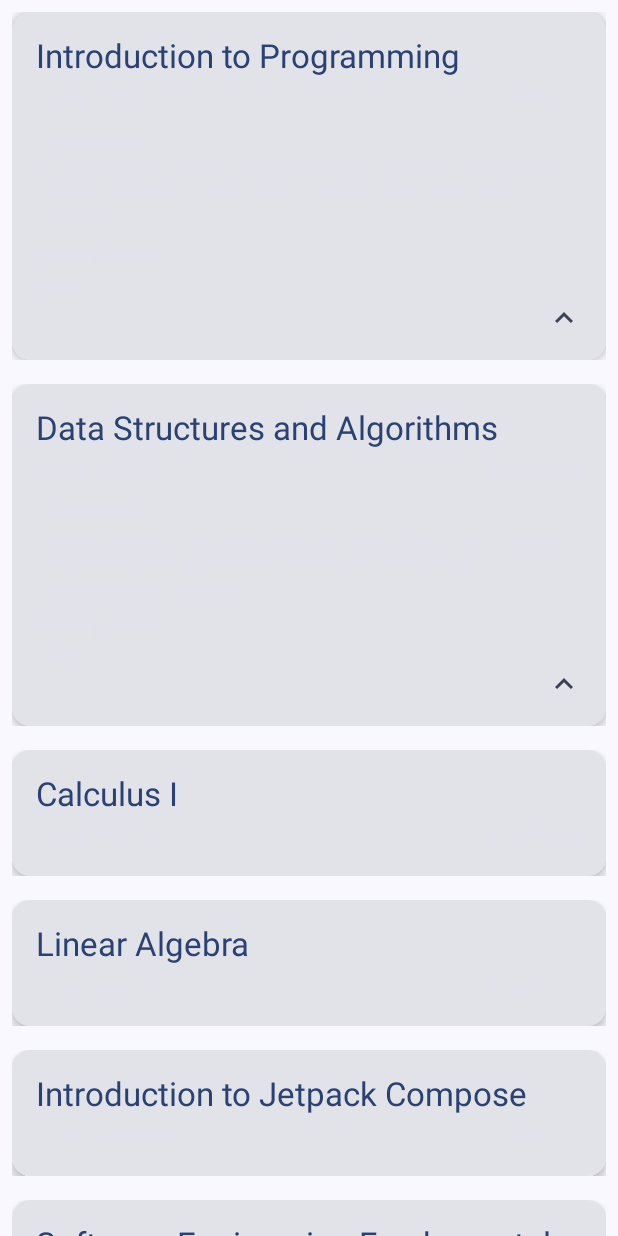
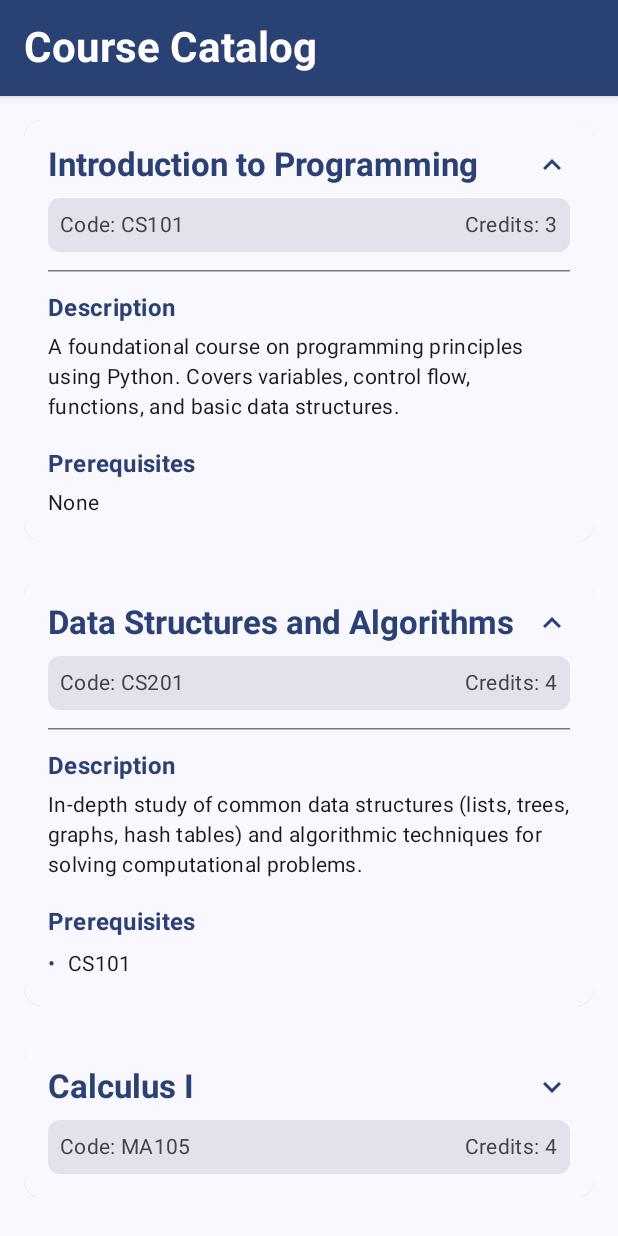
Before and after one commit to Nama21yo/jetpack-compose-assignment-1, an Android app built with Jetpack Compose: the screen it shows after launch (MainActivity), after a tap on "Data Structures and Algorithms", on a phone screen of 412 x 824 dp. Run offline under Robolectric (Android 15) with nearby library versions, the phone set to English and light mode, and no system bars; 1 other tap on this screen came first.

Commit message:
Update Course UI with Expandable state and animations

```diff
--- a/app/src/main/java/com/example/jetpackcomposecoursesapp/MainActivity.kt
+++ b/app/src/main/java/com/example/jetpackcomposecoursesapp/MainActivity.kt
@@ -4,17 +4,33 @@ import android.os.Bundle
 import androidx.activity.ComponentActivity
 import androidx.activity.compose.setContent
 import androidx.activity.enableEdgeToEdge
-//import androidx.compose.foundation.layout.fillMaxSize
-//import androidx.compose.foundation.layout.padding
+import androidx.compose.foundation.layout.Arrangement
+import androidx.compose.foundation.layout.Box
+import androidx.compose.foundation.layout.Column
+import androidx.compose.foundation.layout.PaddingValues
+import androidx.compose.foundation.layout.Spacer
+import androidx.compose.foundation.layout.fillMaxSize
+import androidx.compose.foundation.layout.fillMaxWidth
+import androidx.compose.foundation.layout.height
+import androidx.compose.foundation.layout.padding
 import androidx.compose.foundation.lazy.LazyColumn
 import androidx.compose.foundation.lazy.items
+import androidx.compose.material3.ExperimentalMaterial3Api
 import androidx.compose.material3.MaterialTheme
-//import androidx.compose.material3.Scaffold
+import androidx.compose.material3.Scaffold
 import androidx.compose.material3.Surface
-//import androidx.compose.material3.Text
+import androidx.compose.material3.Text
+import androidx.compose.material3.TopAppBar
+import androidx.compose.material3.TopAppBarDefaults
 import androidx.compose.runtime.Composable
-//import androidx.compose.ui.Modifier
+import androidx.compose.ui.Alignment
+import androidx.compose.ui.Modifier
+import androidx.compose.ui.draw.shadow
+import androidx.compose.ui.res.stringResource
+import androidx.compose.ui.text.font.FontWeight
+import androidx.compose.ui.text.style.TextAlign
 import androidx.compose.ui.tooling.preview.Preview
+import androidx.compose.ui.unit.dp
 import com.example.jetpackcomposecoursesapp.data.getSampleCourses
 import com.example.jetpackcomposecoursesapp.data.models.Course
 import com.example.jetpackcomposecoursesapp.ui.course.CourseCard
@@ -26,9 +42,44 @@ class MainActivity : ComponentActivity() {
         enableEdgeToEdge()
         setContent {
             JetpackComposeCoursesAppTheme {
-                Surface(color = MaterialTheme.colorScheme.background) {
-                    CourseList(courses = getSampleCourses())
-                }
+                CourseListScreen(courses = getSampleCourses())
+            }
+        }
+    }
+}
+
+@OptIn(ExperimentalMaterial3Api::class)
+@Composable
+fun CourseListScreen(courses: List<Course>) {
+    Scaffold(
+        topBar = {
+            TopAppBar(
+                title = {
+                    Text(
+                        text = "Course Catalog",
+                        style = MaterialTheme.typography.headlineMedium.copy(
+                            fontWeight = FontWeight.Bold
+                        )
+                    )
+                },
+                colors = TopAppBarDefaults.topAppBarColors(
+                    containerColor = MaterialTheme.colorScheme.primary,
+                    titleContentColor = MaterialTheme.colorScheme.onPrimary
+                ),
+                modifier = Modifier.shadow(elevation = 4.dp)
+            )
+        }
+    ) { paddingValues ->
+        Surface(
+            modifier = Modifier
+                .fillMaxSize()
+                .padding(paddingValues),
+            color = MaterialTheme.colorScheme.background
+        ) {
+            if (courses.isEmpty()) {
+                EmptyCoursesView()
+            } else {
+                CourseList(courses = courses)
             }
         }
     }
@@ -36,15 +87,45 @@ class MainActivity : ComponentActivity() {
 
 @Composable
 fun CourseList(courses: List<Course>) {
-    LazyColumn {
+    LazyColumn(
+        contentPadding = PaddingValues(vertical = 8.dp),
+        verticalArrangement = Arrangement.spacedBy(8.dp)
+    ) {
         items(courses) { course ->
-            CourseCard(
-                course = course
+            CourseCard(course = course)
+        }
+    }
+}
+
+@Composable
+fun EmptyCoursesView() {
+    Box(
+        modifier = Modifier.fillMaxSize(),
+        contentAlignment = Alignment.Center
+    ) {
+        Column(
+            horizontalAlignment = Alignment.CenterHorizontally,
+            modifier = Modifier.padding(16.dp)
+        ) {
+            Text(
+                text = "No Courses Available",
+                style = MaterialTheme.typography.headlineMedium,
+                color = MaterialTheme.colorScheme.primary,
+                fontWeight = FontWeight.Bold
+            )
+
+            Spacer(modifier = Modifier.height(8.dp))
+
+            Text(
+                text = "Check back later for upcoming courses",
+                style = MaterialTheme.typography.bodyLarge,
+                color = MaterialTheme.colorScheme.onSurfaceVariant,
+                textAlign = TextAlign.Center,
+                modifier = Modifier.fillMaxWidth(0.8f)
             )
         }
     }
 }
-
 
 @Preview(showBackground = true)
 @Composable
@@ -57,21 +138,23 @@ fun CourseCardPreview() {
         prerequisites = listOf()
     )
 
-    CourseListAppTheme {
+    JetpackComposeCoursesAppTheme {
         CourseCard(course = sampleCourse)
     }
-}
-
-@Composable
-fun CourseListAppTheme(content: @Composable () -> Unit) {
-    TODO("Not yet implemented")
 }
 
 @Preview(showBackground = true)
 @Composable
 fun CourseListPreview() {
-    val courses = getSampleCourses()
-    CourseListAppTheme {
-        CourseList(courses = courses)
+    JetpackComposeCoursesAppTheme {
+        CourseListScreen(courses = getSampleCourses())
     }
 }
+
+@Preview(showBackground = true)
+@Composable
+fun EmptyStatePreview() {
+    JetpackComposeCoursesAppTheme {
+        CourseListScreen(courses = emptyList())
+    }
+}
--- a/app/src/main/java/com/example/jetpackcomposecoursesapp/ui/course/CourseCard.kt
+++ b/app/src/main/java/com/example/jetpackcomposecoursesapp/ui/course/CourseCard.kt
@@ -1,6 +1,8 @@
 package com.example.jetpackcomposecoursesapp.ui.course
 
 import androidx.compose.animation.animateContentSize
+import androidx.compose.animation.core.Spring
+import androidx.compose.animation.core.spring
 import androidx.compose.foundation.clickable
 import androidx.compose.foundation.layout.Arrangement
 import androidx.compose.foundation.layout.Column
@@ -9,13 +11,17 @@ import androidx.compose.foundation.layout.Spacer
 import androidx.compose.foundation.layout.fillMaxWidth
 import androidx.compose.foundation.layout.height
 import androidx.compose.foundation.layout.padding
+import androidx.compose.foundation.shape.RoundedCornerShape
 import androidx.compose.material.icons.Icons
+import androidx.compose.material.icons.filled.ExpandLess
+import androidx.compose.material.icons.filled.ExpandMore
 import androidx.compose.material3.Card
 import androidx.compose.material3.CardDefaults
+import androidx.compose.material3.Divider
+import androidx.compose.material3.HorizontalDivider
 import androidx.compose.material3.Icon
-import androidx.compose.material.icons.filled.ExpandLess
-import androidx.compose.material.icons.filled.ExpandMore
 import androidx.compose.material3.MaterialTheme
+import androidx.compose.material3.Surface
 import androidx.compose.material3.Text
 import androidx.compose.runtime.Composable
 import androidx.compose.runtime.getValue
@@ -24,70 +30,162 @@ import androidx.compose.runtime.saveable.rememberSaveable
 import androidx.compose.runtime.setValue
 import androidx.compose.ui.Alignment
 import androidx.compose.ui.Modifier
+import androidx.compose.ui.draw.clip
+import androidx.compose.ui.text.font.FontWeight
 import androidx.compose.ui.unit.dp
 import com.example.jetpackcomposecoursesapp.data.models.Course
 
 @Composable
-fun CourseCard(course : Course, modifier: Modifier = Modifier) {
+fun CourseCard(course: Course, modifier: Modifier = Modifier) {
     var isExpanded by rememberSaveable { mutableStateOf(false) }
 
-    Card (modifier = modifier
+    Card(
+        modifier = modifier
             .fillMaxWidth()
-        .padding(8.dp)
-        .clickable {isExpanded = !isExpanded}
-        .animateContentSize(),
-        shape = MaterialTheme.shapes.medium,
-        colors = CardDefaults.cardColors(contentColor = MaterialTheme.colorScheme.surfaceVariant),
-        elevation = CardDefaults.cardElevation(defaultElevation = 4.dp)
-    ){
-
-        Column ( modifier = Modifier.padding(16.dp)){
-
+            .padding(vertical = 8.dp, horizontal = 16.dp)
+            .clip(MaterialTheme.shapes.medium)
+            .clickable { isExpanded = !isExpanded },
+        colors = CardDefaults.cardColors(
+            containerColor = MaterialTheme.colorScheme.surface,
+        ),
+        elevation = CardDefaults.cardElevation(
+            defaultElevation = 4.dp
+        ),
+        shape = MaterialTheme.shapes.medium
+    ) {
+        Column(
+            modifier = Modifier
+                .fillMaxWidth()
+                .animateContentSize(
+                    animationSpec = spring(
+                        dampingRatio = Spring.DampingRatioMediumBouncy,
+                        stiffness = Spring.StiffnessLow
+                    )
+                )
+                .padding(16.dp)
+        ) {
+            Row(
+                modifier = Modifier.fillMaxWidth(),
+                horizontalArrangement = Arrangement.SpaceBetween,
+                verticalAlignment = Alignment.CenterVertically
+            ) {
                 Text(
                     text = course.title,
                     style = MaterialTheme.typography.titleLarge,
-                color = MaterialTheme.colorScheme.primary
+                    color = MaterialTheme.colorScheme.primary,
+                    fontWeight = FontWeight.Bold,
+                    modifier = Modifier.weight(1f)
                 )
 
-            Spacer(modifier = Modifier.height(4.dp))
-
-            Row (modifier = Modifier.fillMaxWidth(),
-                horizontalArrangement = Arrangement.SpaceBetween,
-                verticalAlignment = Alignment.CenterVertically
-                ){
-                Text(text = "Code: ${course.code}", style = MaterialTheme.typography.bodyMedium)
-                Text(text = "Credits: ${course.creditHours}", style = MaterialTheme.typography.bodyMedium)
+                Icon(
+                    imageVector = if (isExpanded) Icons.Filled.ExpandLess else Icons.Filled.ExpandMore,
+                    contentDescription = if (isExpanded) "Show less" else "Show more",
+                    tint = MaterialTheme.colorScheme.primary
+                )
             }
 
-            if(isExpanded) {
             Spacer(modifier = Modifier.height(8.dp))
-                Text("Description", style = MaterialTheme.typography.labelLarge)
-                Text(course.description, style = MaterialTheme.typography.bodySmall)
 
-                Spacer(modifier = Modifier.height(8.dp))
-                Text("Prerequisites:", style = MaterialTheme.typography.labelLarge)
-                if (course.prerequisites.isEmpty()) {
-                    Text("None", style = MaterialTheme.typography.labelLarge)
-                } else {
-                    Column {
-                        course.prerequisites.forEach {
-                            Text(". $it", style = MaterialTheme.typography.bodySmall)
-                        }
-                    }
-                }
+            CourseInfoRow(code = course.code, credits = course.creditHours)
 
-                Row(modifier = Modifier.fillMaxWidth(),
-                    horizontalArrangement = Arrangement.End
-                    ) {
-                        Icon(
-                            imageVector = if (isExpanded) Icons.Filled.ExpandLess else Icons.Filled.ExpandMore,
-                            contentDescription = if (isExpanded) "Collapse" else "Expand",
-                            tint = MaterialTheme.colorScheme.secondary
-                        )
+            if (isExpanded) {
+                Spacer(modifier = Modifier.height(12.dp))
+                HorizontalDivider(color = MaterialTheme.colorScheme.outlineVariant)
+                Spacer(modifier = Modifier.height(12.dp))
 
+                CourseDescription(course.description)
+
+                Spacer(modifier = Modifier.height(16.dp))
+
+                CoursePrerequisites(course.prerequisites)
             }
         }
     }
 }
 
+@Composable
+fun CourseInfoRow(code: String, credits: Int) {
+    Surface(
+        modifier = Modifier
+            .fillMaxWidth()
+            .clip(RoundedCornerShape(8.dp)),
+        color = MaterialTheme.colorScheme.surfaceVariant,
+        tonalElevation = 1.dp
+    ) {
+        Row(
+            modifier = Modifier
+                .fillMaxWidth()
+                .padding(8.dp),
+            horizontalArrangement = Arrangement.SpaceBetween,
+            verticalAlignment = Alignment.CenterVertically
+        ) {
+            Text(
+                text = "Code: $code",
+                style = MaterialTheme.typography.bodyMedium,
+                color = MaterialTheme.colorScheme.onSurfaceVariant
+            )
+            Text(
+                text = "Credits: $credits",
+                style = MaterialTheme.typography.bodyMedium,
+                color = MaterialTheme.colorScheme.onSurfaceVariant
+            )
         }
+    }
+}
+
+@Composable
+fun CourseDescription(description: String) {
+    Column {
+        Text(
+            text = "Description",
+            style = MaterialTheme.typography.titleMedium,
+            color = MaterialTheme.colorScheme.primary,
+            fontWeight = FontWeight.Bold
+        )
+        Spacer(modifier = Modifier.height(4.dp))
+        Text(
+            text = description,
+            style = MaterialTheme.typography.bodyMedium,
+            color = MaterialTheme.colorScheme.onSurface
+        )
+    }
+}
+
+@Composable
+fun CoursePrerequisites(prerequisites: List<String>) {
+    Column {
+        Text(
+            text = "Prerequisites",
+            style = MaterialTheme.typography.titleMedium,
+            color = MaterialTheme.colorScheme.primary,
+            fontWeight = FontWeight.Bold
+        )
+        Spacer(modifier = Modifier.height(4.dp))
+        if (prerequisites.isEmpty()) {
+            Text(
+                text = "None",
+                style = MaterialTheme.typography.bodyMedium,
+                color = MaterialTheme.colorScheme.onSurface
+            )
+        } else {
+            prerequisites.forEach { prerequisite ->
+                Row(
+                    verticalAlignment = Alignment.Top,
+                    modifier = Modifier.padding(vertical = 2.dp)
+                ) {
+                    Text(
+                        text = "•",
+                        style = MaterialTheme.typography.bodyMedium,
+                        color = MaterialTheme.colorScheme.primary,
+                        modifier = Modifier.padding(end = 8.dp)
+                    )
+                    Text(
+                        text = prerequisite,
+                        style = MaterialTheme.typography.bodyMedium,
+                        color = MaterialTheme.colorScheme.onSurface
+                    )
+                }
+            }
+        }
+    }
+}
```
Lines whose indentation alone changed are shown as unchanged.
